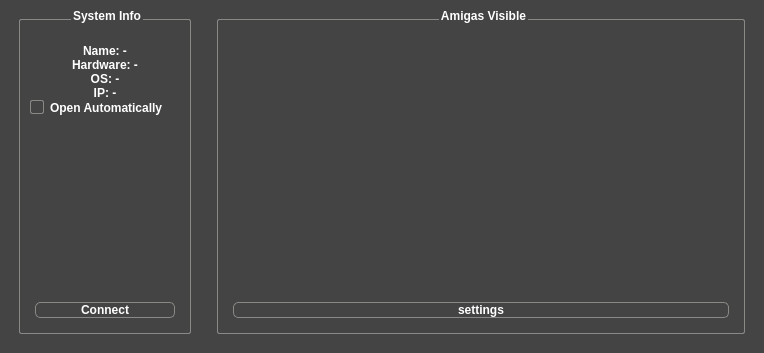
Above: ApolloExplorerPC/scanningwindow.ui from ronybeck/ApolloExplorer before the change. Below: the same form after it.
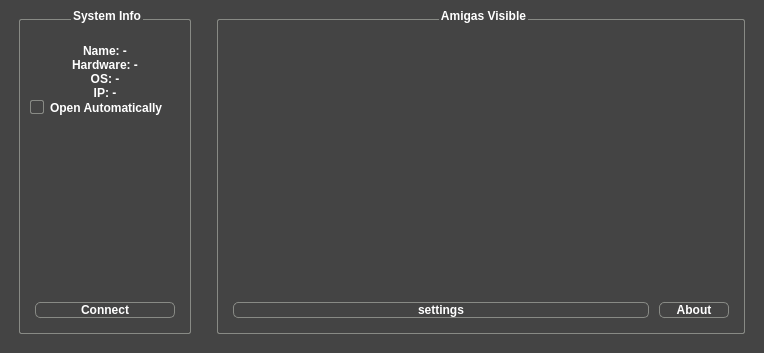
That is the form after the change. Icons and pictures are not drawn.

Patch:
```diff
--- a/ApolloExplorerPC/scanningwindow.ui
+++ b/ApolloExplorerPC/scanningwindow.ui
@@ -83,8 +83,11 @@
 	padding: 10px;
 }</string>
   </property>
-  <property name="documentMode">
-   <bool>false</bool>
+  <property name="iconSize">
+   <size>
+    <width>24</width>
+    <height>24</height>
+   </size>
   </property>
   <property name="unifiedTitleAndToolBarOnMac">
    <bool>true</bool>
@@ -284,11 +287,28 @@
         </widget>
        </item>
        <item>
+        <layout class="QHBoxLayout" name="horizontalLayout_2">
+         <item>
         <widget class="QPushButton" name="pushButtonSettings">
          <property name="text">
           <string>settings</string>
          </property>
         </widget>
+         </item>
+         <item>
+          <widget class="QPushButton" name="pushButtonAbout">
+           <property name="maximumSize">
+            <size>
+             <width>80</width>
+             <height>16777215</height>
+            </size>
+           </property>
+           <property name="text">
+            <string>About</string>
+           </property>
+          </widget>
+         </item>
+        </layout>
        </item>
       </layout>
      </widget>
```
Left out of the diff: 3 changed lines with no effect on the pictures. Lines whose indentation alone changed are shown as unchanged.
